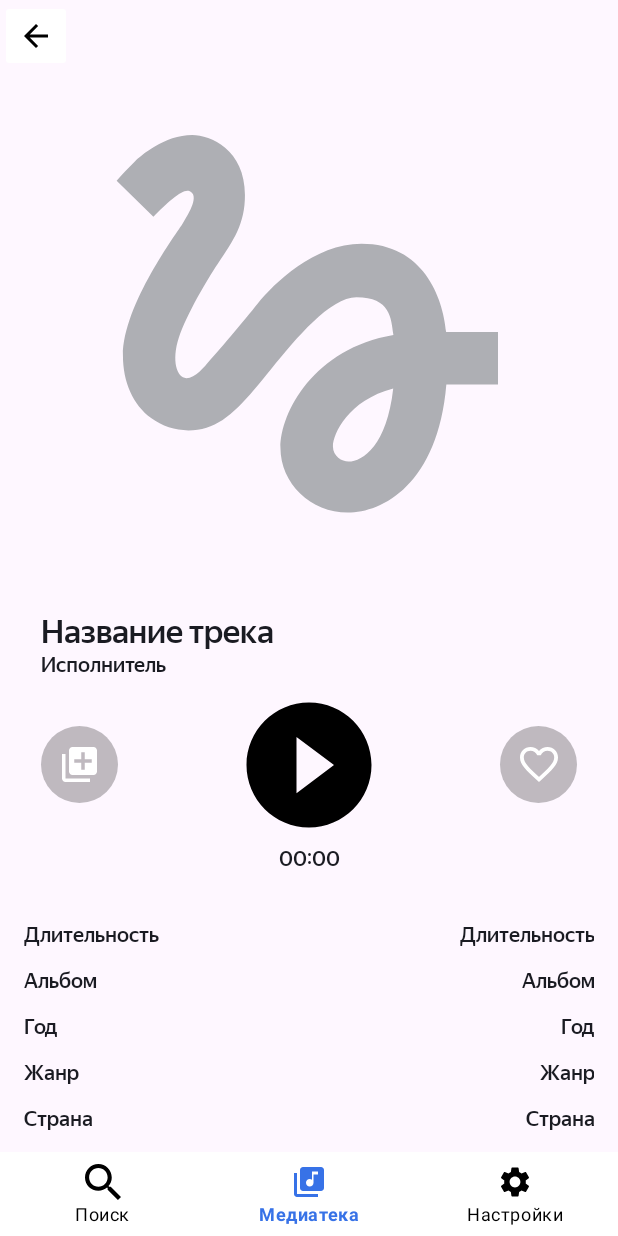
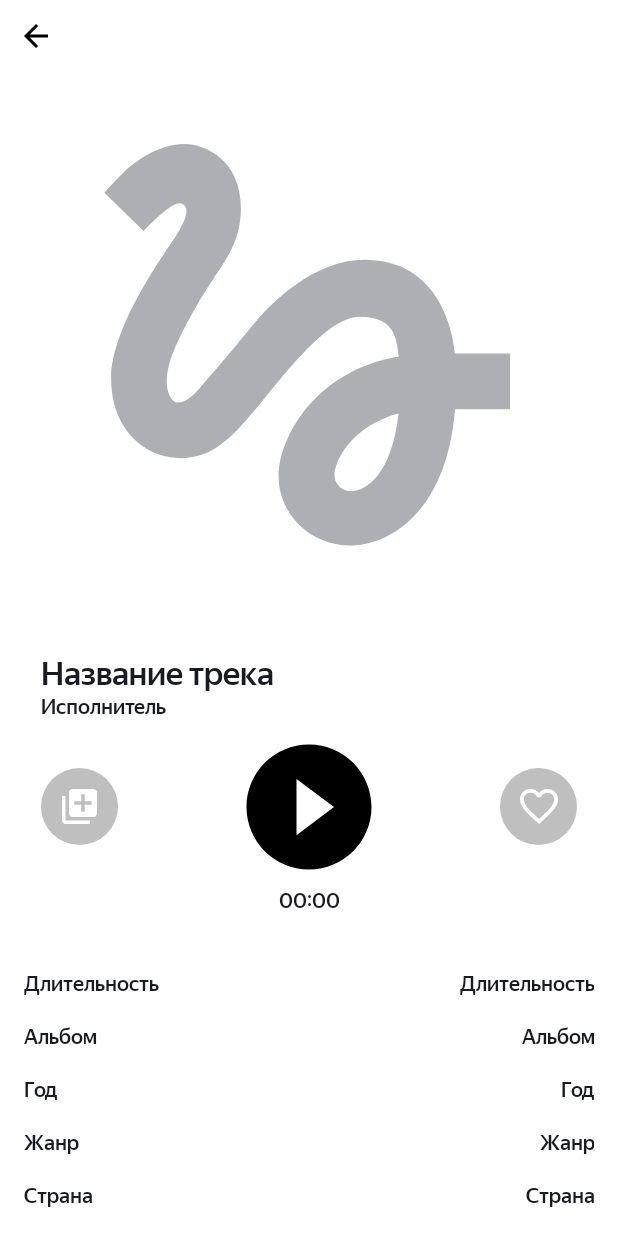
Before and after one commit to AlexElkin/PlaylistMaker, an Android app: the AudioPlayerFragment screen opened through its navigation route, on a phone screen of 412 x 824 dp. Run offline under Robolectric (Android 15) with nearby library versions, the phone set to English and light mode, and no system bars; our stand-ins replace navigation-ui; libraries missing offline, so code that uses them is left out: jp.wasabeef.glide; pictures from the network do not load; 5 statements that could not run were skipped.

Commit message:
спринт 19

```diff
--- a/app/src/main/AndroidManifest.xml
+++ b/app/src/main/AndroidManifest.xml
@@ -17,7 +17,8 @@
         android:theme="@style/Base.Theme.PlaylistMaker.Activity">
         <activity
             android:name=".ui.main.activity.MainActivity"
-            android:exported="true">
+            android:exported="true"
+            android:windowSoftInputMode="adjustNothing">
             <intent-filter>
                 <action android:name="android.intent.action.MAIN" />
 
--- a/app/src/main/java/com/example/playlistmaker/ui/main/activity/MainActivity.kt
+++ b/app/src/main/java/com/example/playlistmaker/ui/main/activity/MainActivity.kt
@@ -1,6 +1,7 @@
 package com.example.playlistmaker.ui.main.activity
 
 import android.os.Bundle
+import android.view.View
 import androidx.appcompat.app.AppCompatActivity
 import androidx.navigation.fragment.NavHostFragment
 import androidx.navigation.ui.setupWithNavController
@@ -13,12 +14,24 @@ class MainActivity : AppCompatActivity() {
     override fun onCreate(savedInstanceState: Bundle?) {
         super.onCreate(savedInstanceState)
         binding = ActivityMainBinding.inflate(layoutInflater)
-        binding.containerView
         setContentView(binding.root)
-        val navHostFragment = supportFragmentManager.findFragmentById(R.id.container_view) as NavHostFragment
+
+        val navHostFragment = supportFragmentManager
+            .findFragmentById(R.id.container_view) as NavHostFragment
         val navController = navHostFragment.navController
         binding.bottomNavigationView.setupWithNavController(navController)
+        navController.addOnDestinationChangedListener { _, destination, _ ->
+            when (destination.id) {
+                R.id.settings_fragment,
+                R.id.search_fragment,
+                R.id.library_fragment -> {
+                    binding.bottomNavigationView.visibility = View.VISIBLE
+                }
+                else -> {
+                    binding.bottomNavigationView.visibility = View.GONE
+                }
+            }
+        }
     }
 
-
 }
--- a/app/src/main/res/layout/audio_player_fragment.xml
+++ b/app/src/main/res/layout/audio_player_fragment.xml
@@ -7,6 +7,7 @@
     android:layout_height="match_parent"
     android:clipToPadding="false"
     android:clipChildren="false"
+    android:background="@color/iconColorWhiteBlack"
     tools:context=".ui.player.activity.AudioPlayerFragment">
 
     <androidx.constraintlayout.widget.Guideline
--- a/app/src/main/res/layout/search_fragment.xml
+++ b/app/src/main/res/layout/search_fragment.xml
@@ -2,7 +2,7 @@
 <androidx.appcompat.widget.LinearLayoutCompat xmlns:android="http://schemas.android.com/apk/res/android"
     xmlns:tools="http://schemas.android.com/tools"
     android:id="@+id/search_fragment"
-    android:background="@color/white"
+    android:background="@color/iconColorWhiteBlack"
     android:layout_width="match_parent"
     android:layout_height="match_parent"
     android:orientation="vertical">
--- a/app/src/main/res/layout/settings_fragment.xml
+++ b/app/src/main/res/layout/settings_fragment.xml
@@ -4,7 +4,7 @@
     android:id="@+id/settings_fragment"
     android:layout_width="match_parent"
     android:layout_height="match_parent"
-    android:background="@color/white"
+    android:background="@color/iconColorWhiteBlack"
     android:orientation="vertical">
 
 
--- a/app/src/main/res/values-night/colors.xml
+++ b/app/src/main/res/values-night/colors.xml
@@ -11,6 +11,7 @@
     <color name="black">#1A1B22</color>
     <color name="gray">#AEAFB4</color>
     <color name="blue">#3772E7</color>
+    <color name="pink">#FFFF00FF</color>
 
     <color name="switch_thumb_inactive_color">#AEAFB4</color>
     <color name="switch_thumb_active_color">#3772E7</color>
--- a/app/src/main/res/values/colors.xml
+++ b/app/src/main/res/values/colors.xml
@@ -11,6 +11,7 @@
     <color name="black">#1A1B22</color>
     <color name="gray">#AEAFB4</color>
     <color name="blue">#3772E7</color>
+    <color name="pink">#FFFF00FF</color>
 
     <color name="switch_thumb_inactive_color">#AEAFB4</color>
     <color name="switch_thumb_active_color">#3772E7</color>
--- a/app/src/main/res/values/themes.xml
+++ b/app/src/main/res/values/themes.xml
@@ -23,7 +23,8 @@
         <item name="android:fontFamily">@font/ys_display_medium</item>
         <item name="android:textFontWeight">500</item>
     </style>
-    <style name="Base.Theme.PlaylistMaker.ActivityLibrary" parent="Base.Theme.PlaylistMaker.WhiteAndBlack">
+    <style name="Base.Theme.PlaylistMaker.ActivityLibrary" parent="Theme.Material3.DayNight.NoActionBar">
         <item name="android:statusBarColor">@color/white</item>
     </style>
+
 </resources>
```
Also changed, not shown: app/src/main/res/values-night/themes.xml (+10 -1 lines).
